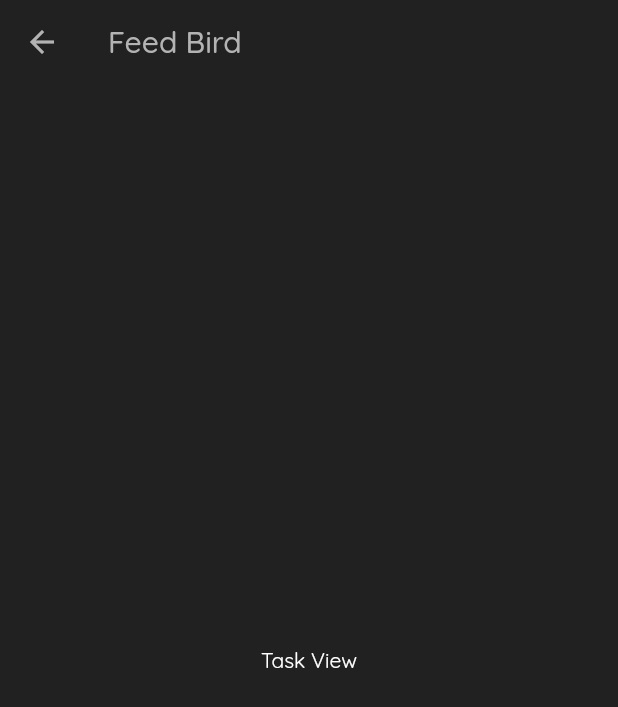
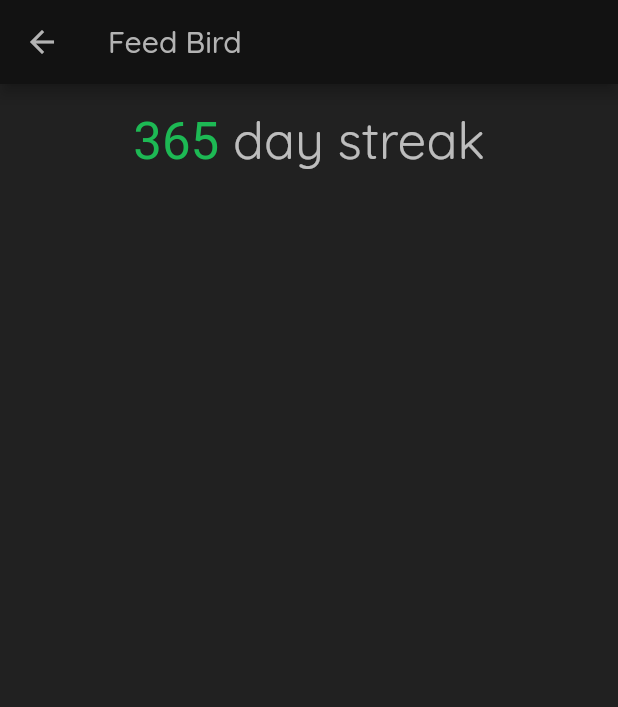
Before and after one commit to valivia/TodoApp, a Flutter app: the screen it shows after launch, after a tap on "Feed Bird", on a phone screen of 412 x 824 dp. Shown: the top 707 px of the screen. Run offline on Flutter 3.47's test engine with Material 2 defaults, Android fonts, the phone set to English and light mode, and no system bars.

Commit message:
✨ Added streak length to task page

```diff
--- a/lib/views/task.dart
+++ b/lib/views/task.dart
@@ -12,14 +12,34 @@ class TaskView extends StatefulWidget {
 class _TaskViewState extends State<TaskView> {
   @override
   Widget build(BuildContext context) {
+    // Streak text
+    var streakText = RichText(
+      text: TextSpan(
+        style: Theme.of(context).textTheme.headlineMedium,
+        children: [
+          TextSpan(
+            text: '${widget.task.streak}',
+            style: TextStyle(color: Theme.of(context).colorScheme.primary),
+          ),
+          const TextSpan(text: ' day streak'),
+        ],
+      ),
+    );
+
+    // view
     return Scaffold(
       appBar: AppBar(
         title: Text(widget.task.title),
-        shadowColor: Colors.transparent,
-        backgroundColor: Theme.of(context).colorScheme.background,
       ),
-      body: const Center(
-        child: Text('Task View'),
+      body: Padding(
+        padding: const EdgeInsets.all(16.0),
+        child: Column(
+          crossAxisAlignment: CrossAxisAlignment.center,
+          children: <Widget>[
+            const SizedBox(width: double.infinity),
+            streakText,
+          ],
+        ),
       ),
     );
   }
```
